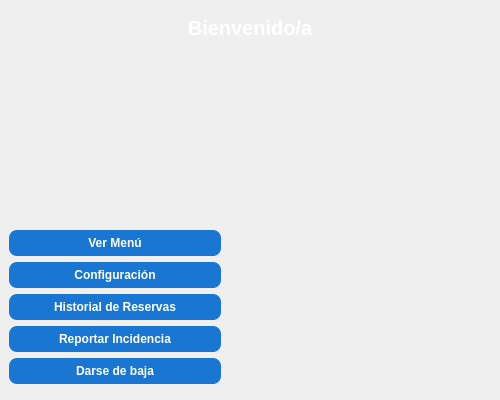
First picture: the form in src/vista/ui/PanelEstudiante.ui, repository jaimecarfe/menule, before the edit.
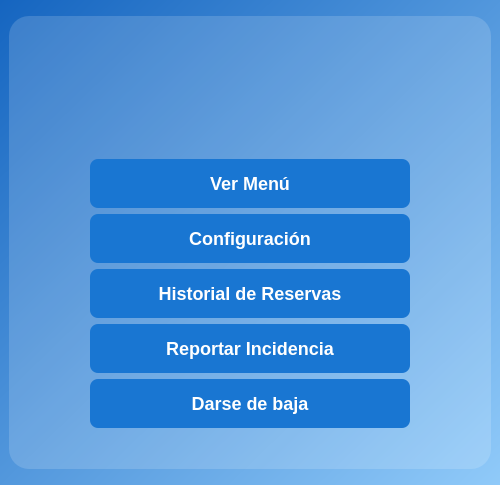
Second picture: the form after the edit.

The edit to the form file:
```diff
--- a/src/vista/ui/PanelEstudiante.ui
+++ b/src/vista/ui/PanelEstudiante.ui
@@ -13,25 +13,35 @@
     <property name="styleSheet">
      <string>
 QMainWindow {
-        background-color: qlineargradient(x1:0, y1:0, x2:1, y2:1,
-                                                                            stop:0 #1565c0, stop:1 #90caf9);
+    background-color: qlineargradient(x1:0, y1:0, x2:1, y2:1, stop:0 #1565c0, stop:1 #90caf9);
+}
+QLabel#labelTitulo {
+    color: #1565c0;
+    font-size: 28px;
+    font-weight: 900;
 }
 QLabel {
-        font-size: 20px;
-        color: white;
-        font-weight: bold;
+    font-size: 20px;
+    color: white;
+    font-weight: bold;
 }
 QPushButton {
-        background-color: #1976d2;
-        color: white;
-        font-weight: bold;
-        border-radius: 8px;
-        padding: 6px;
-        min-width: 200px;
-        max-width: 200px;
+    background-color: #1976d2;
+    color: white;
+    font-weight: bold;
+    border-radius: 8px;
+    padding: 14px 0;
+    font-size: 18px;
+    min-width: 320px;
+    max-width: 340px;
 }
 QPushButton:hover {
-        background-color: #1565c0;
+    background-color: #1565c0;
+}
+QFrame#cardFrame {
+    background: rgba(255,255,255,0.16);
+    border-radius: 20px;
+    padding: 32px 32px 32px 32px;
 }
      </string>
     </property>
@@ -48,36 +58,52 @@
          </spacer>
         </item>
         <item>
+     <widget class="QFrame" name="cardFrame">
+      <property name="frameShape">
+       <enum>QFrame::StyledPanel</enum>
+      </property>
+      <property name="frameShadow">
+       <enum>QFrame::Raised</enum>
+      </property>
+      <layout class="QVBoxLayout" name="cardLayout">
+       <item>
          <widget class="QLabel" name="labelTitulo">
             <property name="text">
-             <string>Bienvenido/a</string>
-            </property>
+          <string>
+            <span style="font-size:36px;">Bienvenido/a, Mario</span>
+          </string>
+         </property>
+         <property name="alignment">
+          <set>Qt::AlignHCenter|Qt::AlignVCenter</set>
+         </property>
+        </widget>
+       </item>
+       <item>
+        <spacer name="verticalSpacerCardBetweenTitleAndButtons">
+         <property name="orientation">
+          <enum>Qt::Vertical</enum>
+         </property>
+         <property name="sizeType">
+          <enum>QSizePolicy::Fixed</enum>
+         </property>
+         <property name="sizeHint" stdset="0">
+          <size>
+           <width>20</width>
+           <height>32</height>
+          </size>
+         </property>
+        </spacer>
+       </item>
+       <item>
+        <layout class="QVBoxLayout" name="buttonLayout">
             <property name="alignment">
              <set>Qt::AlignHCenter</set>
             </property>
-         </widget>
-        </item>
-        <item>
-         <spacer name="verticalSpacerBetweenTitleAndButtons">
-          <property name="orientation">
-           <enum>Qt::Vertical</enum>
-          </property>
-          <property name="sizeType">
-           <enum>QSizePolicy::Expanding</enum>
-          </property>
-         </spacer>
-        </item>
         <item>
          <widget class="QPushButton" name="btnVerMenu">
             <property name="text">
              <string>Ver Menú</string>
             </property>
-            <property name="sizePolicy">
-             <sizepolicy hsizetype="Expanding" vsizetype="Fixed">
-              <horstretch>0</horstretch>
-              <verstretch>0</verstretch>
-             </sizepolicy>
-            </property>
          </widget>
         </item>
         <item>
@@ -85,12 +111,6 @@
             <property name="text">
              <string>Configuración</string>
             </property>
-            <property name="sizePolicy">
-             <sizepolicy hsizetype="Expanding" vsizetype="Fixed">
-              <horstretch>0</horstretch>
-              <verstretch>0</verstretch>
-             </sizepolicy>
-            </property>
          </widget>
         </item>
         <item>
@@ -98,12 +118,6 @@
             <property name="text">
              <string>Historial de Reservas</string>
             </property>
-            <property name="sizePolicy">
-             <sizepolicy hsizetype="Expanding" vsizetype="Fixed">
-              <horstretch>0</horstretch>
-              <verstretch>0</verstretch>
-             </sizepolicy>
-            </property>
          </widget>
         </item>
         <item>
@@ -111,12 +125,6 @@
             <property name="text">
              <string>Reportar Incidencia</string>
             </property>
-            <property name="sizePolicy">
-             <sizepolicy hsizetype="Expanding" vsizetype="Fixed">
-              <horstretch>0</horstretch>
-              <verstretch>0</verstretch>
-             </sizepolicy>
-            </property>
          </widget>
         </item>
         <item>
@@ -124,12 +132,11 @@
             <property name="text">
              <string>Darse de baja</string>
             </property>
-            <property name="sizePolicy">
-             <sizepolicy hsizetype="Expanding" vsizetype="Fixed">
-              <horstretch>0</horstretch>
-              <verstretch>0</verstretch>
-             </sizepolicy>
-            </property>
+          </widget>
+         </item>
+        </layout>
+       </item>
+      </layout>
          </widget>
         </item>
         <item>
```
Left out of the diff: 9 changed lines with no effect on the pictures. Lines whose indentation alone changed are shown as unchanged.
